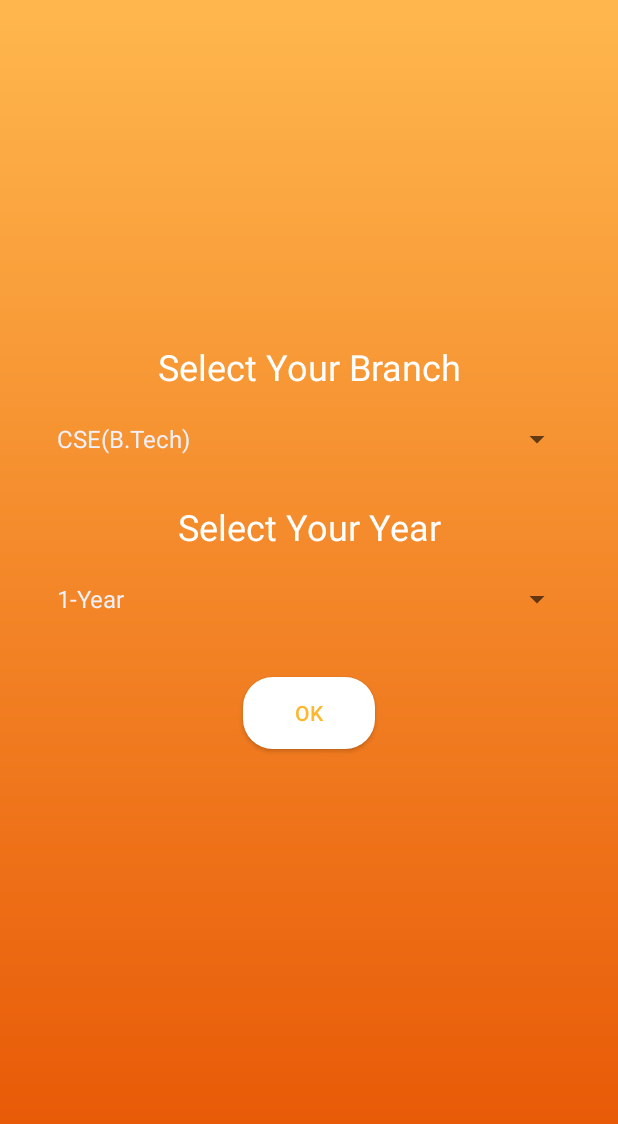
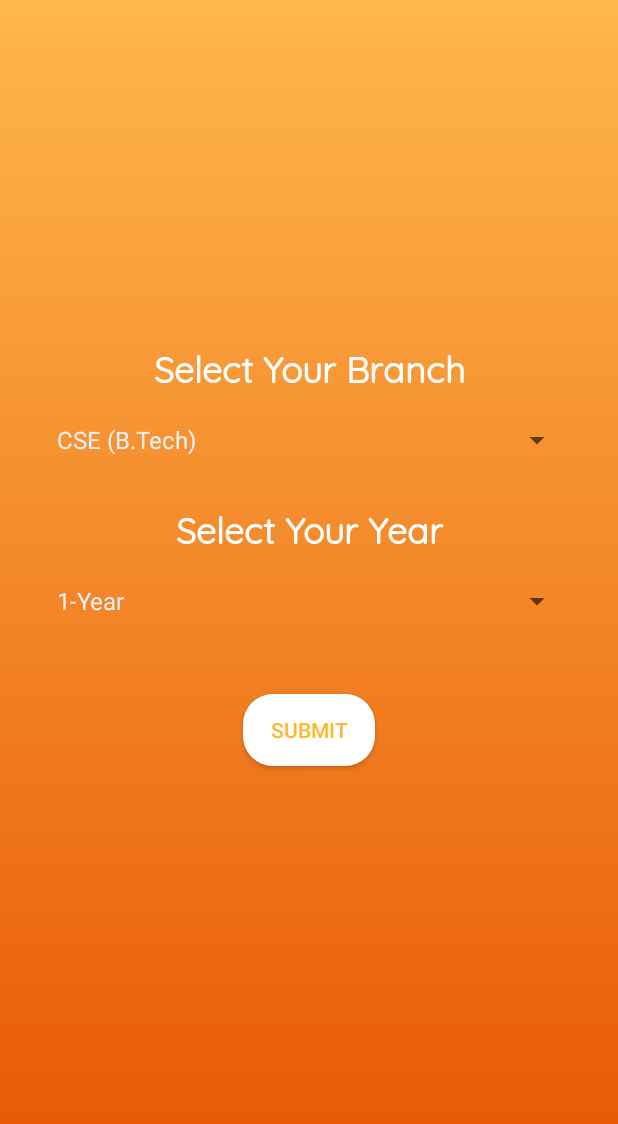
Before and after one commit to GOVINDDIXIT/IIITL-Student-APP, an Android app: the AskDetail screen opened directly, with no data from a screen before it, on a phone screen of 412 x 824 dp. Shown: the top 1124 px of the screen. Run offline under Robolectric (Android 15) with nearby library versions, the phone set to English and light mode, and no system bars.

Commit message:
minor changes

```diff
--- a/app/src/main/res/layout/activity_ask_detail.xml
+++ b/app/src/main/res/layout/activity_ask_detail.xml
@@ -1,69 +1,71 @@
 <?xml version="1.0" encoding="utf-8"?>
 <LinearLayout xmlns:android="http://schemas.android.com/apk/res/android"
-    xmlns:app="http://schemas.android.com/apk/res-auto"
     xmlns:tools="http://schemas.android.com/tools"
     android:layout_width="match_parent"
+    android:layout_height="match_parent"
     android:background="@drawable/bg_color"
     android:orientation="vertical"
-    android:layout_height="match_parent"
     tools:context=".AskDetail">
 
     <TextView
         android:id="@+id/year_heading"
         android:layout_width="match_parent"
-        android:textColor="#ffffff"
         android:layout_height="wrap_content"
         android:layout_marginLeft="30dp"
         android:layout_marginTop="228dp"
         android:layout_marginRight="30dp"
+        android:fontFamily="@font/qs"
         android:text="Select Your Branch"
         android:textAlignment="center"
+        android:textColor="#ffffff"
         android:textSize="24sp"
-        />
+        android:textStyle="bold" />
 
     <Spinner
         android:id="@+id/branch"
         android:layout_width="match_parent"
         android:layout_height="wrap_content"
         android:layout_marginLeft="30dp"
-        android:textColor="#ffffff"
         android:layout_marginTop="20dp"
+        android:layout_marginRight="30dp"
+        android:fontFamily="@font/qs"
         android:popupBackground="@drawable/bg_color"
-        android:layout_marginRight="30dp" />
+        android:textColor="#ffffff" />
 
     <TextView
         android:id="@+id/textView9"
         android:layout_width="match_parent"
         android:layout_height="wrap_content"
-        android:textColor="#ffffff"
         android:layout_marginLeft="30dp"
         android:layout_marginTop="30dp"
         android:layout_marginRight="30dp"
+        android:fontFamily="@font/qs"
         android:text="Select Your Year"
         android:textAlignment="center"
-        android:textSize="24sp" />
+        android:textColor="#ffffff"
+        android:textSize="24sp"
+        android:textStyle="bold" />
 
     <Spinner
         android:id="@+id/year"
-        android:textColor="#ffffff"
         android:layout_width="match_parent"
         android:layout_height="wrap_content"
         android:layout_marginLeft="30dp"
         android:layout_marginTop="20dp"
+        android:layout_marginRight="30dp"
+        android:fontFamily="@font/qs"
         android:popupBackground="@drawable/bg_color"
-        android:layout_marginRight="30dp"
-        />
+        android:textColor="#ffffff" />
 
     <Button
+        android:id="@+id/ok_button"
         android:layout_width="wrap_content"
         android:layout_height="wrap_content"
-        android:text="OK"
+        android:layout_gravity="center_horizontal"
+        android:layout_marginTop="50dp"
         android:background="@drawable/fragment_bg"
-        android:textColor="#FFB72D"
-        android:id="@+id/ok_button"
-        android:layout_gravity="center_horizontal"
-        android:layout_marginTop="40dp"
-        />
+        android:text="Submit"
+        android:textColor="#FFB72D" />
 
 
 </LinearLayout>
--- a/app/src/main/res/layout/activity_splash.xml
+++ b/app/src/main/res/layout/activity_splash.xml
@@ -8,8 +8,8 @@
 
     <ImageView
         android:id="@+id/logo"
-        android:layout_width="241dp"
-        android:layout_height="284dp"
+        android:layout_width="wrap_content"
+        android:layout_height="wrap_content"
         android:layout_alignParentTop="true"
         android:layout_centerHorizontal="true"
         android:layout_marginTop="57dp"
@@ -23,7 +23,7 @@
         android:layout_marginTop="-135dp"
         android:fontFamily="@font/qs"
         android:text="IIITL Student App"
-        android:textColor="#E92D2D"
+        android:textColor="#FFD700"
         android:textSize="32sp"
         android:textStyle="bold" />
 
@@ -36,7 +36,7 @@
         android:layout_marginBottom="135dp"
         android:fontFamily="@font/pr"
         android:text="Welcome To"
-        android:textColor="#E92D2D"
+        android:textColor="#FFD700"
         android:textSize="38sp" />
 
 </RelativeLayout>
--- a/app/src/main/res/values/strings.xml
+++ b/app/src/main/res/values/strings.xml
@@ -49,8 +49,8 @@
     </string-array>
 
     <string-array name="branch">
-        <item>CSE(B.Tech)</item>
-        <item>IT(B.Tech)</item>
+        <item>CSE (B.Tech)</item>
+        <item>IT (B.Tech)</item>
         <item>CSE (M.Tech)</item>
     </string-array>
 
```
